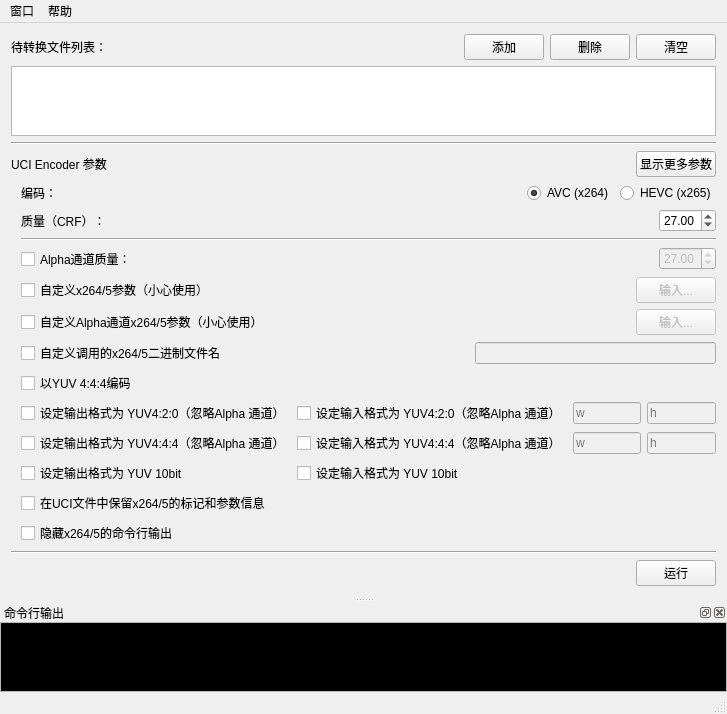
Old version of the form mainwindow.ui in the repository shine5402/UCIEncoderGUIQt.
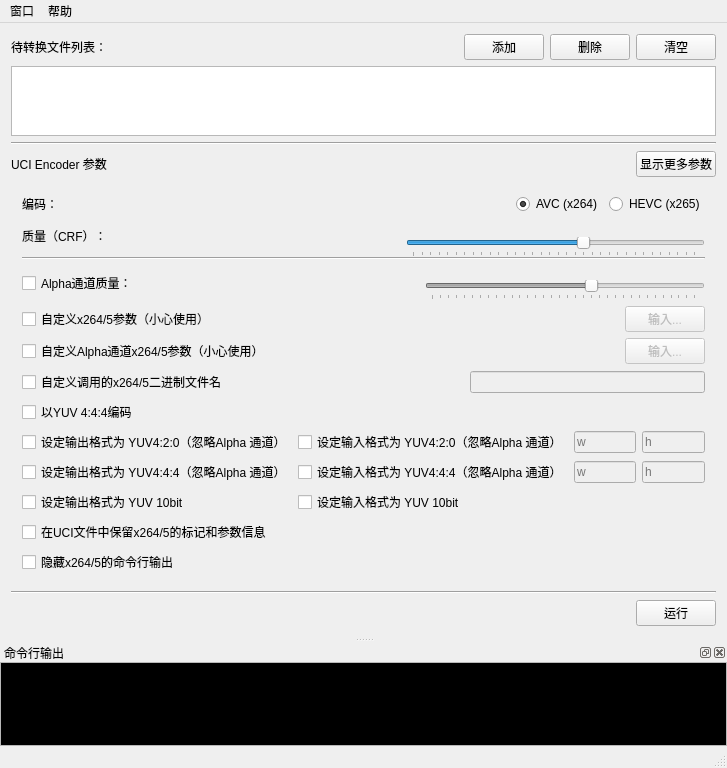
New version of the form. Icons and pictures are not drawn.

Diff of the .ui file:
```diff
--- a/mainwindow.ui
+++ b/mainwindow.ui
@@ -7,7 +7,7 @@
     <x>0</x>
     <y>0</y>
     <width>727</width>
-    <height>678</height>
+    <height>768</height>
    </rect>
   </property>
   <property name="acceptDrops">
@@ -21,6 +21,9 @@
     <normaloff>icon_new.ico</normaloff>icon_new.ico</iconset>
   </property>
   <widget class="QWidget" name="centralWidget">
+   <property name="enabled">
+    <bool>true</bool>
+   </property>
    <layout class="QVBoxLayout" name="verticalLayout_6">
     <item>
      <layout class="QVBoxLayout" name="filesLayout">
@@ -123,9 +126,10 @@
      </layout>
     </item>
     <item>
-     <layout class="QVBoxLayout" name="parameterLayout">
-      <property name="leftMargin">
-       <number>10</number>
+     <widget class="QWidget" name="widget" native="true">
+      <layout class="QVBoxLayout" name="verticalLayout_4">
+       <property name="spacing">
+        <number>0</number>
       </property>
       <item>
        <layout class="QHBoxLayout" name="horizontalLayout_3">
@@ -172,7 +176,26 @@
        </layout>
       </item>
       <item>
-       <layout class="QHBoxLayout" name="horizontalLayout_4">
+        <widget class="QWidget" name="" native="true">
+         <property name="toolTip">
+          <string>&lt;html&gt;&lt;head/&gt;&lt;body&gt;&lt;p&gt;该参数对应UCI Encoder的-q参数。&lt;/p&gt;&lt;p&gt;此参数用于设定RGB/YUV通道的图像质量。范围为0.0~51.0。越小质量越高。&lt;/p&gt;&lt;p&gt;在未修改的情况下，Alpha通道的质量与此参数相同。&lt;/p&gt;&lt;p&gt;在技术细节上，此参数将成为x264/x265的CRF参数。&lt;/p&gt;&lt;p&gt;注意，质量比例在最终效果显示上未必准确，请在尝试后找出最适当的CRF参数。&lt;/p&gt;&lt;/body&gt;&lt;/html&gt;</string>
+         </property>
+         <layout class="QHBoxLayout" name="horizontalLayout">
+          <property name="spacing">
+           <number>0</number>
+          </property>
+          <property name="leftMargin">
+           <number>0</number>
+          </property>
+          <property name="topMargin">
+           <number>0</number>
+          </property>
+          <property name="rightMargin">
+           <number>0</number>
+          </property>
+          <property name="bottomMargin">
+           <number>0</number>
+          </property>
         <item>
          <widget class="QLabel" name="label_4">
           <property name="toolTip">
@@ -197,19 +220,58 @@
          </spacer>
         </item>
         <item>
-         <widget class="QDoubleSpinBox" name="CRFBox">
+           <layout class="QVBoxLayout" name="verticalLayout_2">
+            <property name="topMargin">
+             <number>3</number>
+            </property>
+            <property name="bottomMargin">
+             <number>0</number>
+            </property>
+            <item>
+             <widget class="QLabel" name="CRFLabel">
+              <property name="text">
+               <string/>
+              </property>
+              <property name="alignment">
+               <set>Qt::AlignCenter</set>
+              </property>
+             </widget>
+            </item>
+            <item>
+             <widget class="QSlider" name="CRFhorizontalSlider">
+              <property name="sizePolicy">
+               <sizepolicy hsizetype="Expanding" vsizetype="Fixed">
+                <horstretch>0</horstretch>
+                <verstretch>0</verstretch>
+               </sizepolicy>
+              </property>
+              <property name="minimum">
+               <number>0</number>
+              </property>
           <property name="maximum">
-           <double>51.000000000000000</double>
-          </property>
-          <property name="singleStep">
-           <double>0.100000000000000</double>
+               <number>100</number>
           </property>
           <property name="value">
-           <double>27.000000000000000</double>
-          </property>
+               <number>60</number>
+              </property>
+              <property name="orientation">
+               <enum>Qt::Horizontal</enum>
+              </property>
+              <property name="invertedAppearance">
+               <bool>false</bool>
+              </property>
+              <property name="tickPosition">
+               <enum>QSlider::TicksBelow</enum>
+              </property>
+              <property name="tickInterval">
+               <number>3</number>
+              </property>
          </widget>
         </item>
        </layout>
+          </item>
+         </layout>
+        </widget>
       </item>
       <item>
        <widget class="QWidget" name="advancedParameterWidget" native="true">
@@ -234,7 +296,7 @@
           </widget>
          </item>
          <item>
-          <layout class="QHBoxLayout" name="horizontalLayout_6">
+           <layout class="QHBoxLayout" name="horizontalLayout_4">
            <item>
             <widget class="QCheckBox" name="QcheckBox">
              <property name="toolTip">
@@ -259,19 +321,68 @@
             </spacer>
            </item>
            <item>
-            <widget class="QDoubleSpinBox" name="CRFBox_Q">
+             <widget class="QWidget" name="CRFQWidget" native="true">
              <property name="enabled">
               <bool>false</bool>
              </property>
+              <layout class="QVBoxLayout" name="verticalLayout_5">
+               <property name="spacing">
+                <number>0</number>
+               </property>
+               <property name="leftMargin">
+                <number>0</number>
+               </property>
+               <property name="topMargin">
+                <number>0</number>
+               </property>
+               <property name="rightMargin">
+                <number>0</number>
+               </property>
+               <property name="bottomMargin">
+                <number>0</number>
+               </property>
+               <item>
+                <widget class="QLabel" name="CRFLabel_Q">
+                 <property name="text">
+                  <string/>
+                 </property>
+                 <property name="alignment">
+                  <set>Qt::AlignCenter</set>
+                 </property>
+                </widget>
+               </item>
+               <item>
+                <widget class="QSlider" name="CRFhorizontalSlider_Q">
+                 <property name="sizePolicy">
+                  <sizepolicy hsizetype="Expanding" vsizetype="Fixed">
+                   <horstretch>0</horstretch>
+                   <verstretch>0</verstretch>
+                  </sizepolicy>
+                 </property>
+                 <property name="minimum">
+                  <number>0</number>
+                 </property>
              <property name="maximum">
-              <double>51.000000000000000</double>
-             </property>
-             <property name="singleStep">
-              <double>0.100000000000000</double>
+                  <number>100</number>
              </property>
              <property name="value">
-              <double>27.000000000000000</double>
-             </property>
+                  <number>60</number>
+                 </property>
+                 <property name="orientation">
+                  <enum>Qt::Horizontal</enum>
+                 </property>
+                 <property name="invertedAppearance">
+                  <bool>false</bool>
+                 </property>
+                 <property name="tickPosition">
+                  <enum>QSlider::TicksBelow</enum>
+                 </property>
+                 <property name="tickInterval">
+                  <number>3</number>
+                 </property>
+                </widget>
+               </item>
+              </layout>
             </widget>
            </item>
           </layout>
@@ -622,6 +733,7 @@
        </widget>
       </item>
      </layout>
+     </widget>
     </item>
     <item>
      <widget class="Line" name="line_2">
```
Left out of the diff: 4 changed lines with no effect on the pictures. Lines whose indentation alone changed are shown as unchanged.
